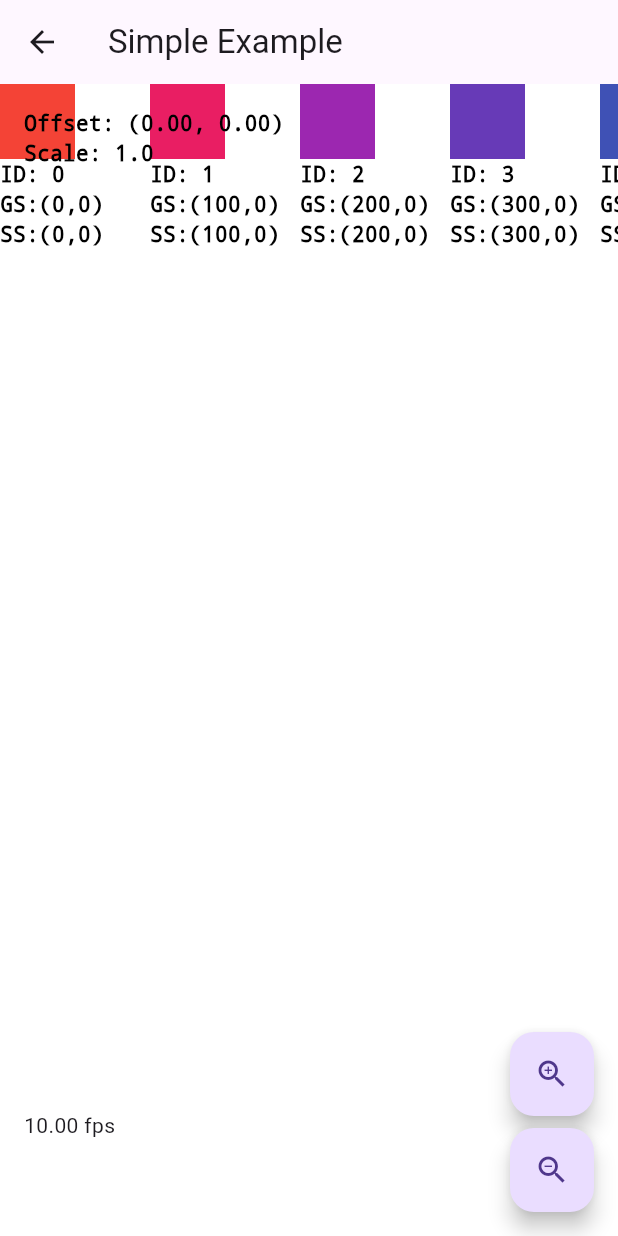
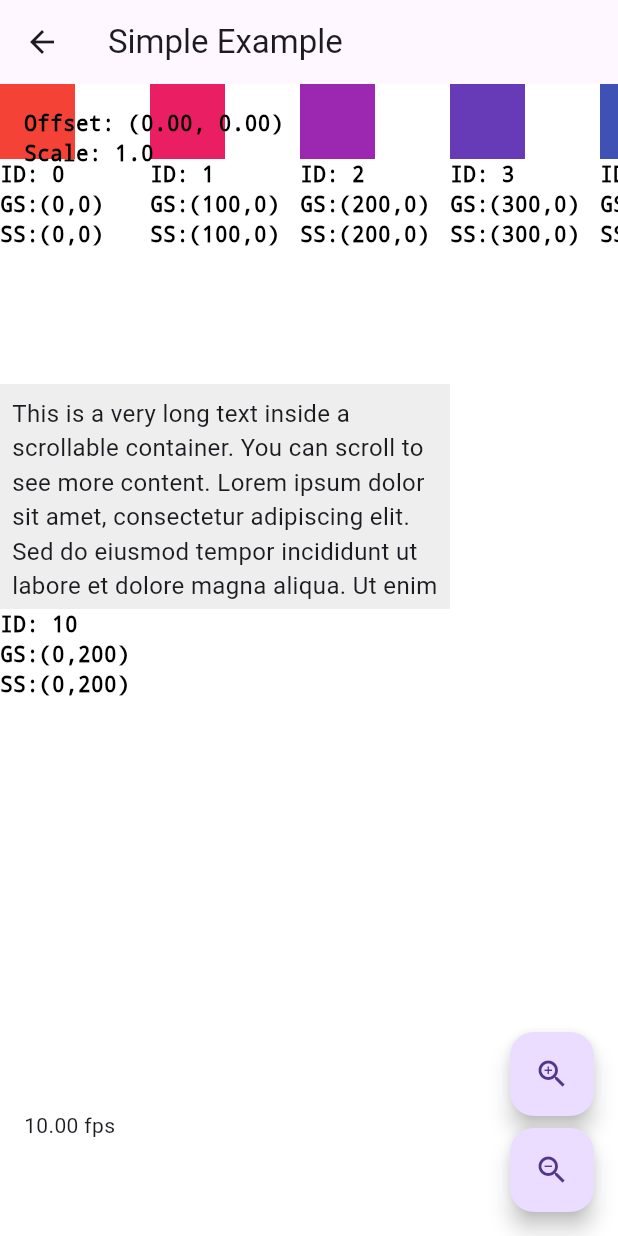
Before and after one commit to ruinivist/infinite_lazy_grid, a Flutter app: the screen it shows after launch, after a tap on "Simple Example", on a phone screen of 412 x 824 dp. Run offline on Flutter 3.47's test engine with Material 3 defaults, Android fonts, the phone set to English and light mode, and no system bars.

Commit message:
fix transform on canvas children not working with scroll views

```diff
--- a/example/lib/simple_example.dart
+++ b/example/lib/simple_example.dart
@@ -28,6 +28,28 @@ class _SimpleExampleState extends State<SimpleExample> {
         ),
       );
     }
+    controller.addChild(
+      const Offset(0, 200),
+      Container(
+        width: 300,
+        height: 150,
+        color: Colors.grey[200],
+        child: SingleChildScrollView(
+          child: Padding(
+            padding: const EdgeInsets.all(8.0),
+            child: Text(
+              'This is a very long text inside a scrollable container. '
+              'You can scroll to see more content. '
+              'Lorem ipsum dolor sit amet, consectetur adipiscing elit. '
+              'Sed do eiusmod tempor incididunt ut labore et dolore magna aliqua. '
+              'Ut enim ad minim veniam, quis nostrud exercitation ullamco laboris nisi ut aliquip ex ea commodo consequat. '
+              'Duis aute irure dolor in reprehenderit in voluptate velit esse cillum dolore eu fugiat nulla pariatur.',
+              style: const TextStyle(fontSize: 16),
+            ),
+          ),
+        ),
+      ),
+    );
   }
 
   @override
--- a/lib/core/render.dart
+++ b/lib/core/render.dart
@@ -246,14 +246,22 @@ class _CanvasRenderBox extends RenderBox
     while (child != null) {
       final _CanvasWidgetParentData childParentData = child.parentData! as _CanvasWidgetParentData;
 
-      context.canvas.save();
-      // relying purely on canvas manips here
       final drawAt = canvasStartOffset + childParentData.offset;
-      context.canvas.translate(drawAt.dx, drawAt.dy);
-      context.canvas.scale(childParentData.scale, childParentData.scale);
-      context.paintChild(child, Offset.zero); // paint at 0 as already translated
 
-      context.canvas.restore();
+      // Apply transformation using pushTransform for proper coordinate handling
+      final transform = Matrix4.identity()
+        ..translate(drawAt.dx, drawAt.dy)
+        ..scale(childParentData.scale, childParentData.scale);
+
+      // Note: initially I was using context.canvas.translate and context.canvas.scale
+      // but that doesn't work with say using a SingleChildScrollView inside a child
+      // so using pushTransform is the way to go here
+
+      // 0 offset since transform will take care of it
+      context.pushTransform(needsCompositing, Offset.zero, transform, (context, offset) {
+        context.paintChild(child!, Offset.zero);
+      });
+
       child = childParentData.nextSibling;
     }
 
```
